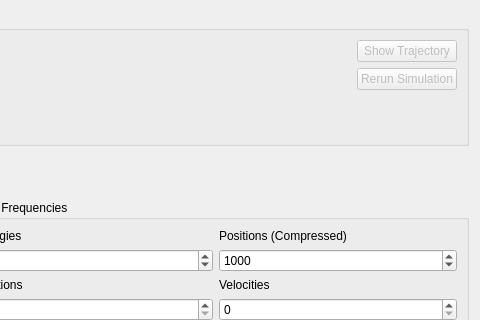
Qt form ui/simulationsetupform.ui (breuerss/gromacs-ui) before a commit; both pictures show x 562 to 1042 and y 0 to 320 of the 1042 by 861 pixel window.
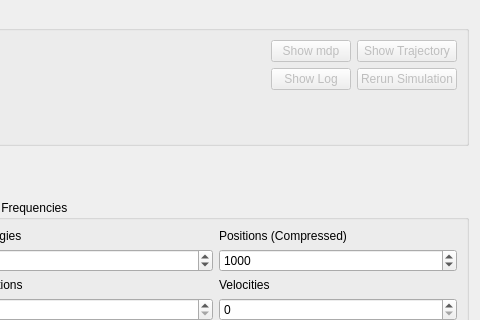
The same form after that commit. Icons and pictures are not drawn.

Diff of the .ui file:
```diff
--- a/ui/simulationsetupform.ui
+++ b/ui/simulationsetupform.ui
@@ -79,6 +79,49 @@
         </property>
        </spacer>
       </item>
+      <item>
+       <layout class="QVBoxLayout" name="verticalLayout_30">
+        <item>
+         <widget class="QPushButton" name="showMdp">
+          <property name="enabled">
+           <bool>false</bool>
+          </property>
+          <property name="text">
+           <string>Show mdp</string>
+          </property>
+          <property name="icon">
+           <iconset theme="emblem-system"/>
+          </property>
+         </widget>
+        </item>
+        <item>
+         <widget class="QPushButton" name="showLog">
+          <property name="enabled">
+           <bool>false</bool>
+          </property>
+          <property name="text">
+           <string>Show Log</string>
+          </property>
+          <property name="icon">
+           <iconset theme="document"/>
+          </property>
+         </widget>
+        </item>
+        <item>
+         <spacer name="verticalSpacer_6">
+          <property name="orientation">
+           <enum>Qt::Vertical</enum>
+          </property>
+          <property name="sizeHint" stdset="0">
+           <size>
+            <width>20</width>
+            <height>40</height>
+           </size>
+          </property>
+         </spacer>
+        </item>
+       </layout>
+      </item>
       <item>
        <layout class="QVBoxLayout" name="verticalLayout_26">
         <item alignment="Qt::AlignTop">
```
